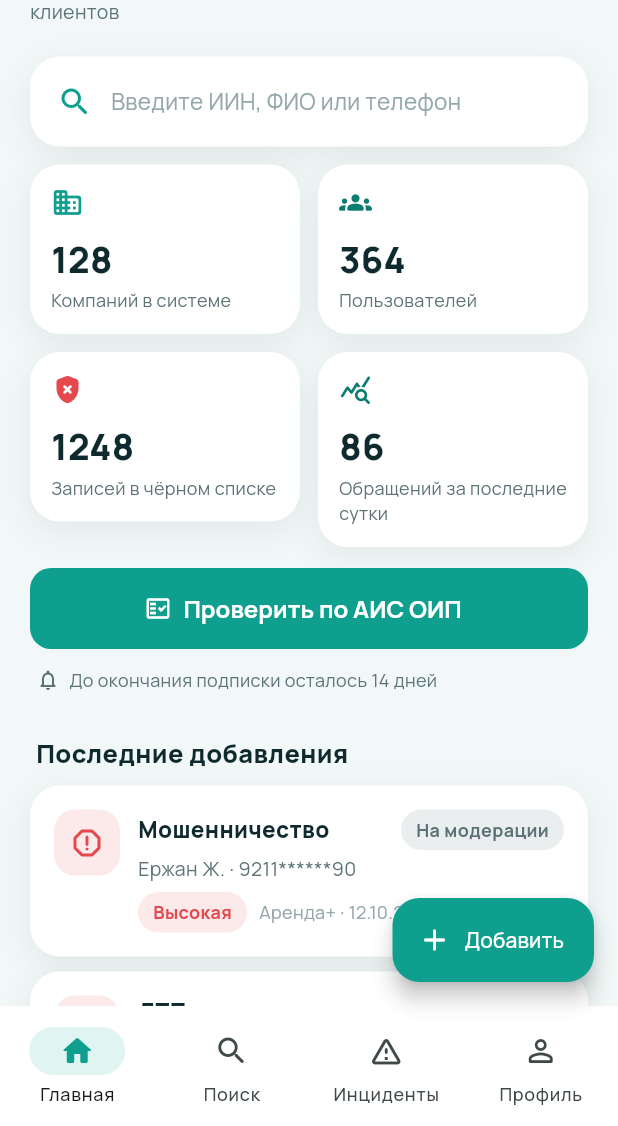
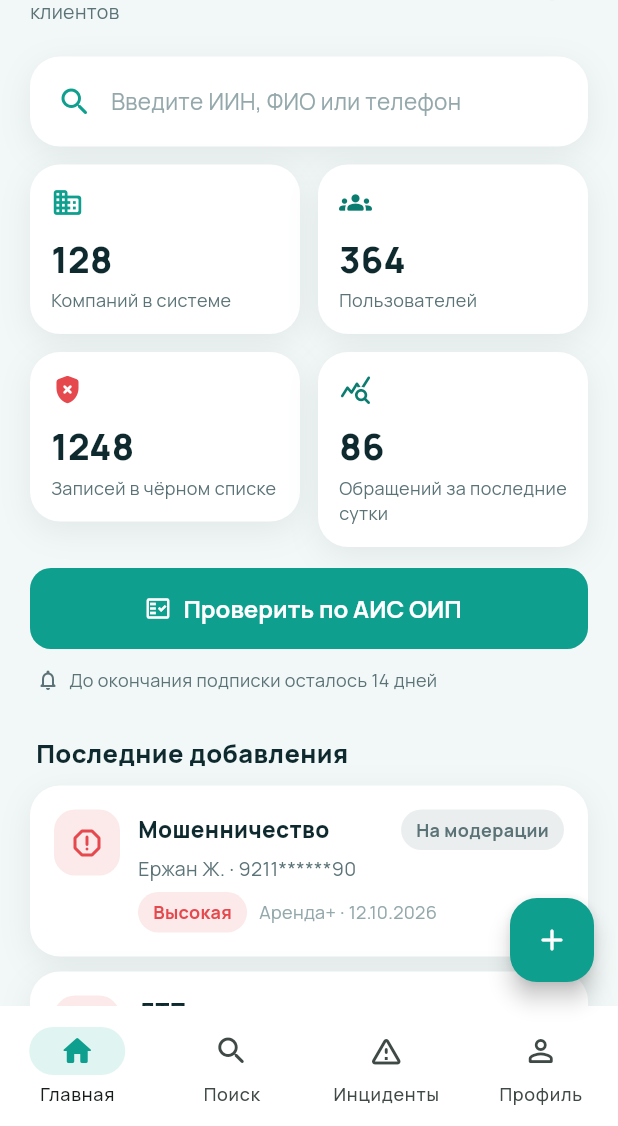
Before and after one commit to rauan-boop/R-PASS-App, a Flutter app: the screen it shows after launch, after a tap on "Тестовый вход", on a phone screen of 412 x 824 dp, the part 110-1236 px from its top. Run offline on Flutter 3.47's test engine with Material 3 defaults, Android fonts, the phone set to English and light mode, and no system bars; our stand-ins replace google_fonts; missing offline and left inert: dart:html.

Commit message:
Move camera beside ID input and simplify add button
Co-authored-by: Copilot <223556219+Copilot@users.noreply.github.com>

```diff
--- a/lib/screens/search_screen.dart
+++ b/lib/screens/search_screen.dart
@@ -131,19 +131,31 @@ class _SearchScreenState extends State<SearchScreen> {
           ),
         ),
         const SizedBox(height: 14),
-        TextField(
+        Row(
+          children: [
+            Expanded(
+              child: TextField(
                 controller: _controller,
                 onChanged: _onChanged,
-          keyboardType:
-              _mode == _Mode.name ? TextInputType.text : TextInputType.number,
+                keyboardType: _mode == _Mode.name
+                    ? TextInputType.text
+                    : TextInputType.number,
                 inputFormatters: _mode == _Mode.name
                     ? null
-              : [FilteringTextInputFormatter.allow(RegExp(r'[0-9+ ()-]'))],
+                    : [
+                        FilteringTextInputFormatter.allow(
+                          RegExp(r'[0-9+ ()-]'),
+                        ),
+                      ],
                 decoration: InputDecoration(
                   hintText: _hint,
                   prefixIcon: const Icon(Icons.search_rounded),
-            suffixIcon: _mode == _Mode.iin
-                ? IconButton(
+                ),
+              ),
+            ),
+            if (_mode == _Mode.iin) ...[
+              const SizedBox(width: 8),
+              IconButton.filledTonal(
                 tooltip: 'Сканировать ИИН',
                 onPressed: () => ScaffoldMessenger.of(context).showSnackBar(
                   const SnackBar(
@@ -151,9 +163,9 @@ class _SearchScreenState extends State<SearchScreen> {
                   ),
                 ),
                 icon: const Icon(Icons.photo_camera_outlined),
-                  )
-                : null,
               ),
+            ],
+          ],
         ),
         const SizedBox(height: 18),
         if (_query.isEmpty) ...[
--- a/lib/screens/shell_screen.dart
+++ b/lib/screens/shell_screen.dart
@@ -37,7 +37,7 @@ class _ShellScreenState extends State<ShellScreen> {
         ),
       ),
       floatingActionButton: (_index == 0 || _index == 2)
-          ? FloatingActionButton.extended(
+          ? FloatingActionButton(
               backgroundColor: AppColors.primary,
               foregroundColor: Colors.white,
               shape: RoundedRectangleBorder(
@@ -46,8 +46,7 @@ class _ShellScreenState extends State<ShellScreen> {
               onPressed: () => Navigator.of(context).push(
                 MaterialPageRoute(builder: (_) => const AddRiskScreen()),
               ),
-              icon: const Icon(Icons.add_rounded),
-              label: const Text('Добавить'),
+              child: const Icon(Icons.add_rounded),
             )
           : null,
       bottomNavigationBar: NavigationBar(
```
Lines whose indentation alone changed are shown as unchanged.
